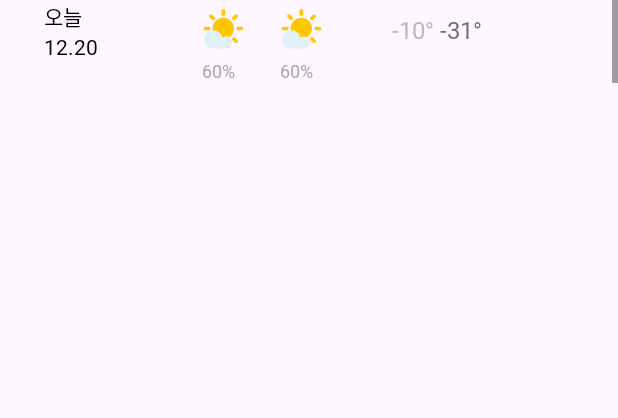
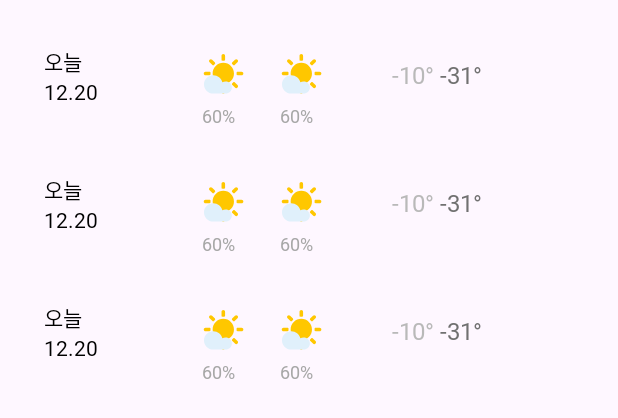
Before and after one commit to TeamShortWeather/ShortWeather-AOS, an Android app: the layout fragment_weekly_weather.xml on its own in the app's theme, with its tools: preview values and no code run, on a phone screen of 412 x 824 dp. Shown: the top 418 px of the screen. Run offline under Robolectric (Android 15) with nearby library versions, the phone set to English and light mode, and no system bars.

Commit message:
[ui] #10 주간 날씨 뷰 item layout margin 수정

```diff
--- a/app/src/main/res/layout/item_weekly_weather.xml
+++ b/app/src/main/res/layout/item_weekly_weather.xml
@@ -1,9 +1,9 @@
 <?xml version="1.0" encoding="utf-8"?>
 <androidx.constraintlayout.widget.ConstraintLayout xmlns:android="http://schemas.android.com/apk/res/android"
     xmlns:app="http://schemas.android.com/apk/res-auto"
-    android:layout_width="match_parent"
-    android:layout_height="match_parent">
-
+    android:layout_width="wrap_content"
+    android:layout_height="wrap_content"
+    android:layout_marginTop="30dp">
 
     <androidx.constraintlayout.widget.ConstraintLayout
         android:id="@+id/layout_weekly_weather_calendar"
@@ -114,6 +114,8 @@
         app:layout_constraintTop_toTopOf="@id/layout_weekly_weather_night_info"
         android:layout_marginTop="5dp"
         android:layout_marginStart="46dp"
+        app:layout_constraintEnd_toEndOf="parent"
+        android:layout_marginEnd="24dp"
         app:layout_constraintStart_toEndOf="@id/layout_weekly_weather_night_info">
 
         <TextView
```
